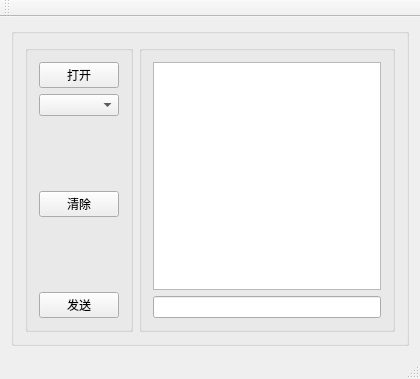
Qt form mainwindow.ui (jokeym/ChargPointAPP) before a commit.
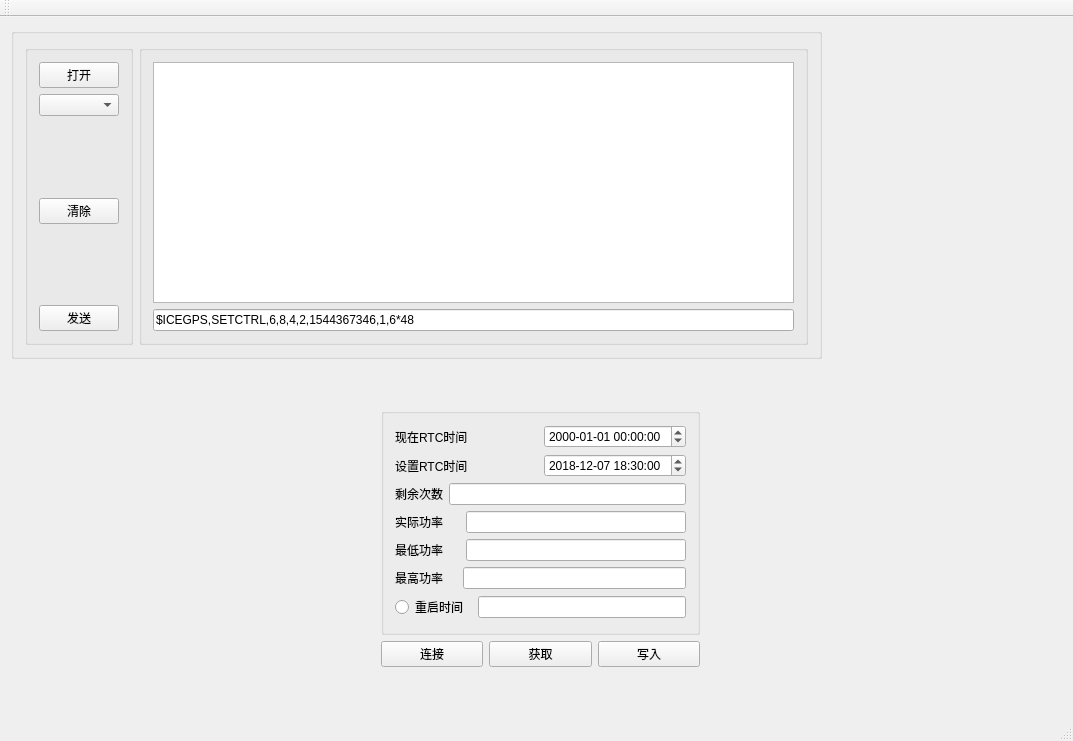
The same form after that commit.

Commit message: 添加相应的指令：获取和设置指令

What changed in the file:
```diff
--- a/mainwindow.ui
+++ b/mainwindow.ui
@@ -6,20 +6,26 @@
    <rect>
     <x>0</x>
     <y>0</y>
-    <width>420</width>
-    <height>379</height>
+    <width>1073</width>
+    <height>741</height>
    </rect>
   </property>
   <property name="windowTitle">
    <string>MainWindow</string>
   </property>
   <widget class="QWidget" name="centralWidget">
-   <layout class="QGridLayout" name="gridLayout">
-    <item row="0" column="0">
-     <widget class="QGroupBox" name="">
+   <widget class="QGroupBox" name="groupBox">
+    <property name="geometry">
+     <rect>
+      <x>11</x>
+      <y>11</y>
+      <width>811</width>
+      <height>331</height>
+     </rect>
+    </property>
       <layout class="QHBoxLayout" name="horizontalLayout">
        <item>
-        <widget class="QGroupBox" name="">
+      <widget class="QGroupBox" name="groupBox">
          <layout class="QVBoxLayout" name="verticalLayout">
           <item>
            <widget class="QPushButton" name="pushButton_Open">
@@ -75,21 +81,195 @@
         </widget>
        </item>
        <item>
-        <widget class="QGroupBox" name="">
+      <widget class="QGroupBox" name="groupBox">
          <layout class="QVBoxLayout" name="verticalLayout_2">
           <item>
            <widget class="QTextEdit" name="textEdit"/>
           </item>
           <item>
-           <widget class="QLineEdit" name="lineEdit"/>
+         <widget class="QLineEdit" name="lineEdit">
+          <property name="text">
+           <string>$ICEGPS,SETCTRL,6,8,4,2,1544367346,1,6*48</string>
+          </property>
+         </widget>
           </item>
          </layout>
         </widget>
        </item>
       </layout>
      </widget>
-    </item>
-   </layout>
+   <widget class="QWidget" name="layoutWidget">
+    <property name="geometry">
+     <rect>
+      <x>370</x>
+      <y>380</y>
+      <width>341</width>
+      <height>281</height>
+     </rect>
+    </property>
+    <layout class="QVBoxLayout" name="verticalLayout_4">
+     <item>
+      <widget class="QGroupBox" name="groupBox">
+       <layout class="QVBoxLayout" name="verticalLayout_3">
+        <item>
+         <layout class="QHBoxLayout" name="horizontalLayout_9">
+          <item>
+           <widget class="QLabel" name="label_6">
+            <property name="text">
+             <string>现在RTC时间</string>
+            </property>
+           </widget>
+          </item>
+          <item>
+           <widget class="QDateTimeEdit" name="Now_dateTimeEdit">
+            <property name="displayFormat">
+             <string>yyyy-MM-dd HH:mm:ss</string>
+            </property>
+           </widget>
+          </item>
+         </layout>
+        </item>
+        <item>
+         <layout class="QHBoxLayout" name="horizontalLayout_6">
+          <item>
+           <widget class="QLabel" name="label_3">
+            <property name="text">
+             <string>设置RTC时间</string>
+            </property>
+           </widget>
+          </item>
+          <item>
+           <widget class="QDateTimeEdit" name="Set_dateTimeEdit">
+            <property name="dateTime">
+             <datetime>
+              <hour>18</hour>
+              <minute>30</minute>
+              <second>0</second>
+              <year>2018</year>
+              <month>12</month>
+              <day>7</day>
+             </datetime>
+            </property>
+            <property name="displayFormat">
+             <string>yyyy-MM-dd HH:mm:ss</string>
+            </property>
+           </widget>
+          </item>
+         </layout>
+        </item>
+        <item>
+         <layout class="QHBoxLayout" name="horizontalLayout_8">
+          <item>
+           <widget class="QLabel" name="label_5">
+            <property name="text">
+             <string>剩余次数</string>
+            </property>
+           </widget>
+          </item>
+          <item>
+           <widget class="QLineEdit" name="lineEdit_ResidueCnt"/>
+          </item>
+         </layout>
+        </item>
+        <item>
+         <layout class="QHBoxLayout" name="horizontalLayout_2">
+          <item>
+           <widget class="QLabel" name="label_4">
+            <property name="text">
+             <string>实际功率     </string>
+            </property>
+           </widget>
+          </item>
+          <item>
+           <widget class="QLineEdit" name="lineEdit_NowPower"/>
+          </item>
+         </layout>
+        </item>
+        <item>
+         <layout class="QHBoxLayout" name="horizontalLayout_3">
+          <item>
+           <widget class="QLabel" name="label">
+            <property name="text">
+             <string>最低功率     </string>
+            </property>
+           </widget>
+          </item>
+          <item>
+           <widget class="QLineEdit" name="lineEdit_MinPower"/>
+          </item>
+         </layout>
+        </item>
+        <item>
+         <layout class="QHBoxLayout" name="horizontalLayout_4">
+          <item>
+           <widget class="QLabel" name="label_2">
+            <property name="text">
+             <string>最高功率    </string>
+            </property>
+           </widget>
+          </item>
+          <item>
+           <widget class="QLineEdit" name="lineEdit_MaxPower"/>
+          </item>
+         </layout>
+        </item>
+        <item>
+         <layout class="QHBoxLayout" name="horizontalLayout_5">
+          <item>
+           <widget class="QRadioButton" name="radioButton_RestartFlag">
+            <property name="text">
+             <string>重启时间 </string>
+            </property>
+           </widget>
+          </item>
+          <item>
+           <widget class="QLineEdit" name="lineEdit_ResetTime"/>
+          </item>
+         </layout>
+        </item>
+        <item>
+         <spacer name="verticalSpacer_2">
+          <property name="orientation">
+           <enum>Qt::Vertical</enum>
+          </property>
+          <property name="sizeHint" stdset="0">
+           <size>
+            <width>20</width>
+            <height>40</height>
+           </size>
+          </property>
+         </spacer>
+        </item>
+       </layout>
+      </widget>
+     </item>
+     <item>
+      <layout class="QHBoxLayout" name="horizontalLayout_7">
+       <item>
+        <widget class="QPushButton" name="pushButton_Connect">
+         <property name="text">
+          <string>连接</string>
+         </property>
+        </widget>
+       </item>
+       <item>
+        <widget class="QPushButton" name="pushButton_GetCtrl">
+         <property name="text">
+          <string>获取</string>
+         </property>
+        </widget>
+       </item>
+       <item>
+        <widget class="QPushButton" name="pushButton_SetCtrl">
+         <property name="text">
+          <string>写入</string>
+         </property>
+        </widget>
+       </item>
+      </layout>
+     </item>
+    </layout>
+   </widget>
   </widget>
   <widget class="QMenuBar" name="menuBar">
    <property name="geometry">
```
Left out of the diff: 4 changed lines with no effect on the pictures. Lines whose indentation alone changed are shown as unchanged. The commit also changes 12 other files.
